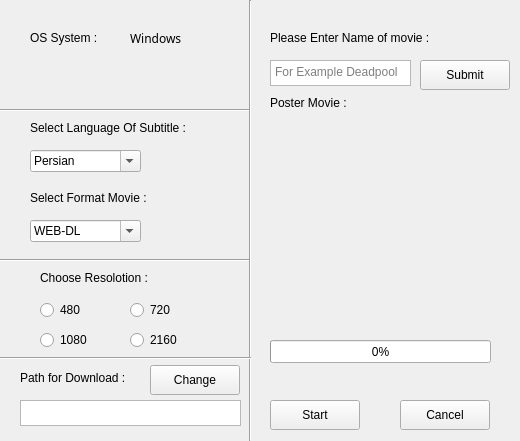
This is UiQt/UiPysubdl.ui in AmirhosseinAbutalebi/Pysubdl as Qt 5 draws it before an edit. The edited form follows.
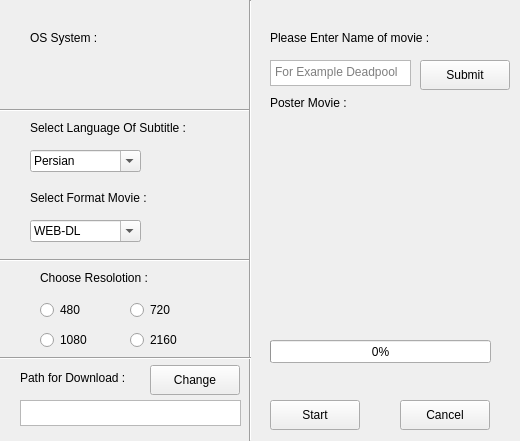
This is the edited form.

Commit message: Add qt but need complete

```diff
--- a/UiQt/UiPysubdl.ui
+++ b/UiQt/UiPysubdl.ui
@@ -337,7 +337,7 @@
     </font>
    </property>
    <property name="text">
-    <string>Windows</string>
+    <string/>
    </property>
    <property name="textFormat">
     <enum>Qt::PlainText</enum>
```
The commit also changes 2 other files.
